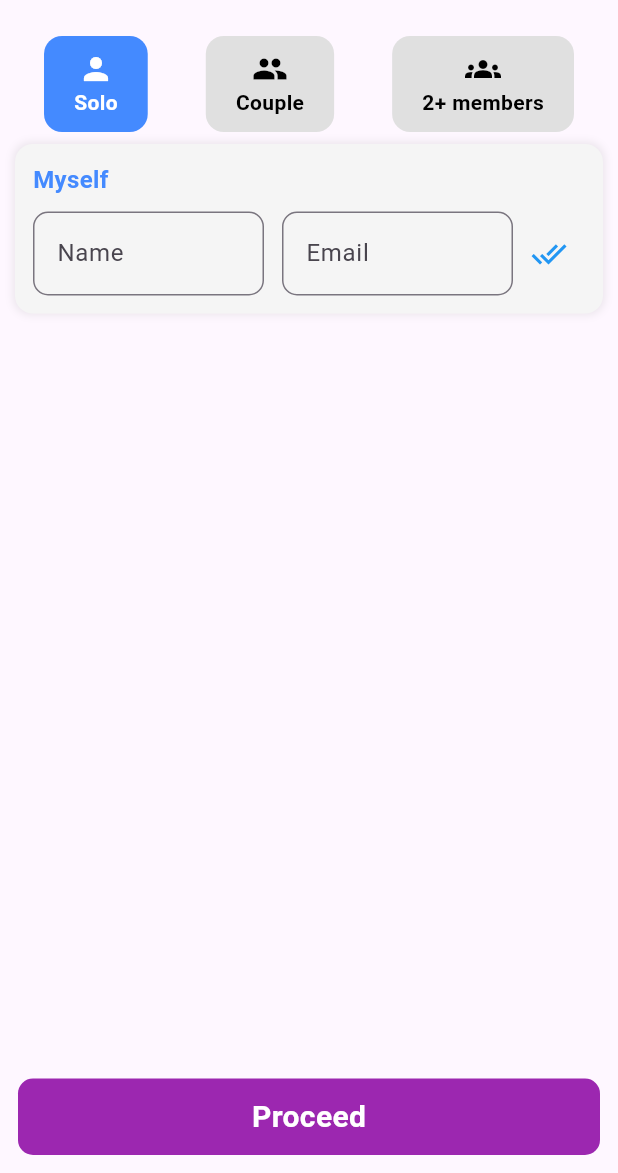
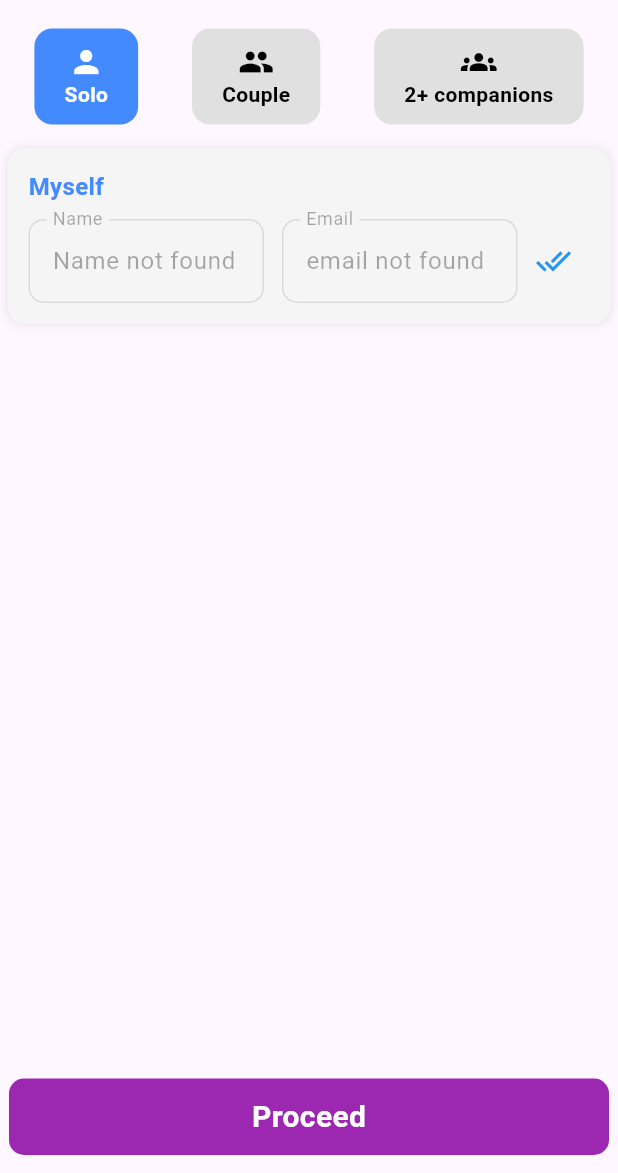
Before and after one commit to AyushmanKS/TripCo, a Flutter app: the TripCompanionScreen screen opened by its route, after a tap on "Solo", on a phone screen of 412 x 824 dp, the part 63-1236 px from its top. Run offline on Flutter 3.47's test engine with Material 3 defaults, Android fonts, the light colour scheme and no system bars; our stand-ins replace animated_text_kit, carousel_slider, firebase_auth, firebase_core, firebase_database, get and 4 more; accounts and stored records are empty.

Commit message:
prefilled myself text-field

```diff
--- a/lib/view/trips/controller/trip_companion_controller.dart
+++ b/lib/view/trips/controller/trip_companion_controller.dart
@@ -1,8 +1,22 @@
+import 'package:firebase_auth/firebase_auth.dart';
+import 'package:firebase_database/firebase_database.dart';
 import 'package:get/get.dart';
 
 class TripCompanionController extends GetxController {
+  final RxString userName = ''.obs;
+  final RxString userEmail = ''.obs;
+  final FirebaseAuth _auth = FirebaseAuth.instance;
+  final FirebaseDatabase _database = FirebaseDatabase.instance;
   var selectedIndex = (-1).obs;
   var companions = <Member>[].obs;
+
+  @override
+  void onInit() {
+    super.onInit();
+    fetchUserName();
+    fetchUserEmail();
+  }
+
 
   void toggleSelection(int index) {
     selectedIndex.value = index;
@@ -42,6 +56,54 @@
     );
   }
 
+  Future<void> fetchUserName() async {
+    try {
+      User? user = _auth.currentUser;
+
+      if (user != null) {
+        String uid = user.uid;
+
+        DatabaseReference userRef = _database.ref("users/$uid/name");
+        DataSnapshot snapshot = await userRef.get();
+
+        if (snapshot.exists) {
+          userName.value = snapshot.value.toString();
+        } else {
+          userName.value = "Name not found";
+        }
+      } else {
+        userName.value = "No user logged in";
+      }
+    } catch (e) {
+      userName.value = "Error fetching name";
+      Get.snackbar("Error", "Failed to load profile: $e");
+    }
+  }
+
+  Future<void> fetchUserEmail() async {
+    try {
+      User? user = _auth.currentUser;
+
+      if (user != null) {
+        String uid = user.uid;
+
+        DatabaseReference userRef = _database.ref("users/$uid/email");
+        DataSnapshot snapshot = await userRef.get();
+
+        if (snapshot.exists) {
+          userEmail.value = snapshot.value.toString();
+        } else {
+          userEmail.value = "email not found";
+        }
+      } else {
+        userEmail.value = "No user logged in";
+      }
+    } catch (e) {
+      userEmail.value = "Error fetching email";
+      Get.snackbar("Error", "Failed to load profile: $e");
+    }
+  }
+
 }
 
 class Member {
--- a/lib/view/trips/trip_companion_screen.dart
+++ b/lib/view/trips/trip_companion_screen.dart
@@ -26,12 +26,13 @@
       ),
       body: SafeArea(
         child: Padding(
-          padding: const EdgeInsets.all(10),
+          padding: const EdgeInsets.all(5),
           child: Column(
             children: [
               companionButtons(tripCompanionController),
               Obx(() => tripCompanionController.selectedIndex.value != -1
-                  ? Expanded(child: memberInputFields(tripCompanionController, scale))
+                  ? Expanded(
+                      child: memberInputFields(tripCompanionController, scale))
                   : const SizedBox.shrink()),
             ],
           ),
@@ -48,11 +49,11 @@
       }),
       bottomNavigationBar: Container(
         height: scale.getScaledHeight(65),
-        padding: scale.getPadding(horizontal: 10, vertical: 10),
+        padding: scale.getPadding(horizontal: 5, vertical: 10),
         child: CustomButton(
           buttonText: 'Proceed',
           buttonColor: Colors.purple,
-          onTap: (){},
+          onTap: () {},
         ),
       ),
       resizeToAvoidBottomInset: false,
@@ -74,7 +75,7 @@
             controller: controller,
             index: 1),
         CompanionButton(
-            label: '2+ members',
+            label: '2+ companions',
             icon: Icons.groups,
             controller: controller,
             index: 2),
@@ -82,14 +83,17 @@
     );
   }
 
-  Widget memberInputFields(TripCompanionController controller, ScalingUtility scale) {
+  Widget memberInputFields(
+      TripCompanionController controller, ScalingUtility scale) {
     return Obx(
-          () => ListView.builder(
+      () => Padding(
+        padding: scale.getPadding(vertical: 5),
+        child: ListView.builder(
           itemCount: controller.companions.length,
           itemBuilder: (context, index) {
             return Container(
-            margin: const EdgeInsets.symmetric(vertical: 8),
-            padding: const EdgeInsets.all(12),
+              margin: scale.getMargin(vertical: 8),
+              padding: scale.getPadding(all: 12),
               decoration: BoxDecoration(
                 color: Colors.grey.shade100,
                 borderRadius: BorderRadius.circular(12),
@@ -117,25 +121,43 @@
                     children: [
                       Expanded(
                         child: TextField(
-                        onChanged: (value) =>
-                        controller.companions[index].name = value,
+                          controller: index == 0
+                              ? TextEditingController(
+                              text: tripCompanionController.userName.value)
+                              : null,
+                          onChanged: (value) {
+                            if (index != 0) {
+                              controller.companions[index].name = value;
+                            }
+                          },
                           decoration: InputDecoration(
                             labelText: 'Name',
                             border: OutlineInputBorder(
-                              borderRadius: BorderRadius.circular(10)),
+                              borderRadius: BorderRadius.circular(10),
                             ),
+                          ),
+                          enabled: index != 0, // Disable for index 0
                         ),
                       ),
                       SizedBox(width: scale.getScaledWidth(10)),
                       Expanded(
                         child: TextField(
-                        onChanged: (value) =>
-                        controller.companions[index].email = value,
+                          controller: index == 0
+                              ? TextEditingController(
+                              text: tripCompanionController.userEmail.value)
+                              : null,
+                          onChanged: (value) {
+                            if (index != 0) {
+                              controller.companions[index].email = value;
+                            }
+                          },
                           decoration: InputDecoration(
                             labelText: 'Email',
                             border: OutlineInputBorder(
-                              borderRadius: BorderRadius.circular(10)),
+                              borderRadius: BorderRadius.circular(10),
                             ),
+                          ),
+                          enabled: index != 0, // Disable for index 0
                         ),
                       ),
                       Column(
@@ -145,25 +167,24 @@
                               index == 0
                                   ? Icons.done_all // Always show done_all for index 0
                                   : controller.companions[index].isVerified
-                                ? Icons.done_all // For verified, show done_all
-                                : Icons.check, // For unverified, show check
+                                  ? Icons.done_all // Show done_all if verified
+                                  : Icons.check, // Show check if not verified
                               color: index == 0
-                                ? Colors.blue // Blue color for done_all for index 0
+                                  ? Colors.blue // Blue for Myself
                                   : controller.companions[index].isVerified
-                                ? Colors.blue // Blue for verified
-                                : Colors.grey, // Grey for unverified
+                                  ? Colors.blue // Blue if verified
+                                  : Colors.grey, // Grey if unverified
                             ),
                             onPressed: index == 0
-                              ? null // Disable onPressed for index 0
+                                ? null // Disable for Myself
                                 : () {
-                            // Toggle the verification status for other companions
+                              // Toggle verification for companions
                               controller.verifyMember(index);
                             },
                           ),
                           if (controller.selectedIndex.value == 2 && index >= 3)
                             IconButton(
-                            icon: const Icon(Icons.delete,
-                                color: Colors.redAccent),
+                              icon: const Icon(Icons.delete, color: Colors.redAccent),
                               onPressed: () => controller.removeMember(index),
                             ),
                         ],
@@ -171,9 +192,11 @@
                     ],
                   ),
                 ],
-            ),
+              )
+,
             );
           },
+        ),
       ),
     );
   }
```
Lines whose indentation alone changed are shown as unchanged.
